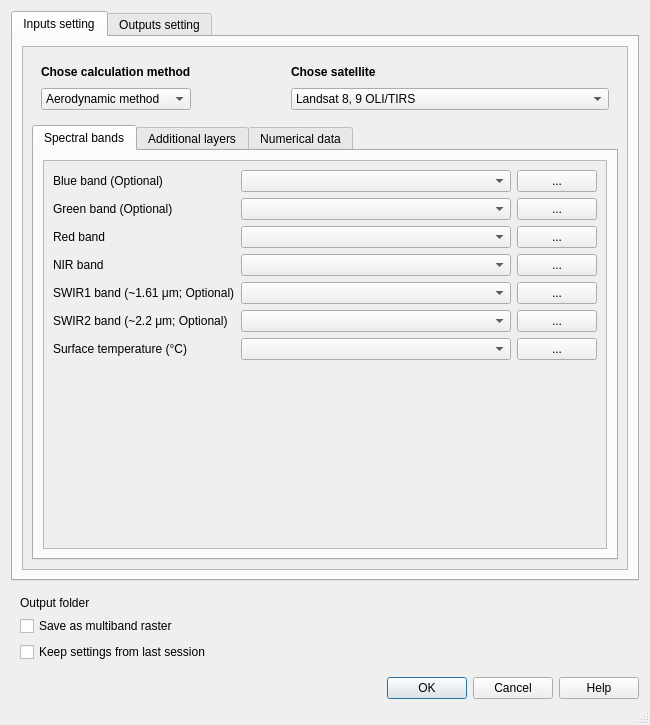
Old version of the form SEBCS_dialog_base.ui in the repository JakubBrom/SEBCS.
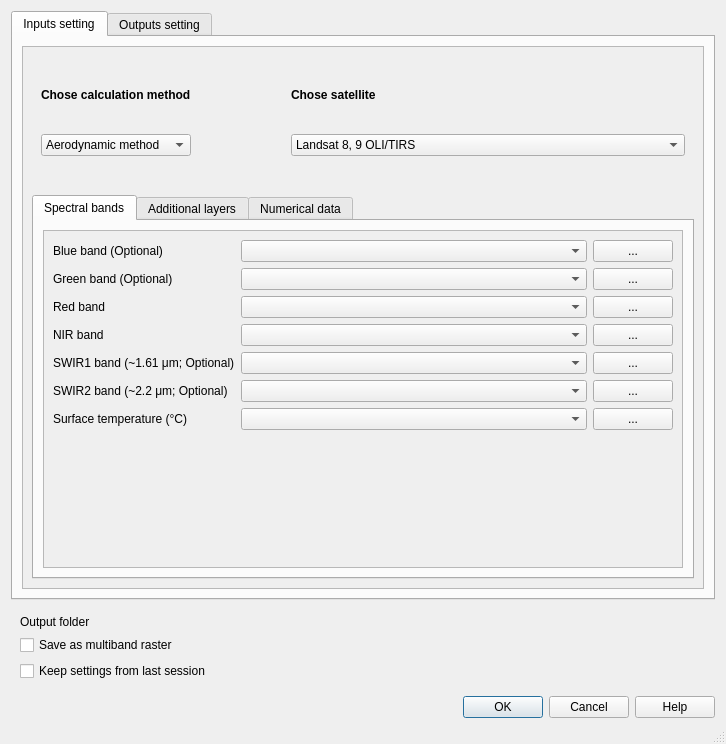
New version of the form. Icons and pictures are not drawn. Custom widgets are drawn as their Qt base class.

```diff
--- a/SEBCS_dialog_base.ui
+++ b/SEBCS_dialog_base.ui
@@ -12,12 +12,12 @@
    <rect>
     <x>0</x>
     <y>0</y>
-    <width>650</width>
-    <height>725</height>
+    <width>726</width>
+    <height>744</height>
    </rect>
   </property>
   <property name="sizePolicy">
-   <sizepolicy hsizetype="Preferred" vsizetype="Preferred">
+   <sizepolicy hsizetype="Preferred" vsizetype="Expanding">
     <horstretch>0</horstretch>
     <verstretch>0</verstretch>
    </sizepolicy>
@@ -99,6 +99,12 @@
           <property name="enabled">
            <bool>false</bool>
           </property>
+          <property name="sizePolicy">
+           <sizepolicy hsizetype="Expanding" vsizetype="Preferred">
+            <horstretch>0</horstretch>
+            <verstretch>0</verstretch>
+           </sizepolicy>
+          </property>
           <property name="dialogTitle">
            <string>Save a file</string>
           </property>
@@ -112,6 +118,12 @@
         </item>
         <item row="1" column="1">
          <widget class="QgsFileWidget" name="out_folder">
+          <property name="sizePolicy">
+           <sizepolicy hsizetype="Expanding" vsizetype="Preferred">
+            <horstretch>0</horstretch>
+            <verstretch>0</verstretch>
+           </sizepolicy>
+          </property>
           <property name="storageMode">
            <enum>QgsFileWidget::GetDirectory</enum>
           </property>
@@ -147,7 +159,7 @@
       <bool>true</bool>
      </property>
      <property name="sizePolicy">
-      <sizepolicy hsizetype="Expanding" vsizetype="Expanding">
+      <sizepolicy hsizetype="Preferred" vsizetype="Expanding">
        <horstretch>0</horstretch>
        <verstretch>0</verstretch>
       </sizepolicy>
@@ -178,7 +190,7 @@
        <item row="0" column="0">
         <widget class="QScrollArea" name="scrollArea_2">
          <property name="sizePolicy">
-          <sizepolicy hsizetype="Expanding" vsizetype="Expanding">
+          <sizepolicy hsizetype="Preferred" vsizetype="Expanding">
            <horstretch>0</horstretch>
            <verstretch>0</verstretch>
           </sizepolicy>
@@ -191,8 +203,8 @@
            <rect>
             <x>0</x>
             <y>0</y>
-            <width>608</width>
-            <height>498</height>
+            <width>684</width>
+            <height>517</height>
            </rect>
           </property>
           <property name="sizePolicy">
@@ -210,7 +222,7 @@
              <item row="0" column="0">
               <widget class="QFrame" name="frame">
                <property name="sizePolicy">
-                <sizepolicy hsizetype="Expanding" vsizetype="Fixed">
+                <sizepolicy hsizetype="Preferred" vsizetype="Expanding">
                  <horstretch>0</horstretch>
                  <verstretch>0</verstretch>
                 </sizepolicy>
@@ -382,7 +394,7 @@
              <item row="2" column="0">
               <widget class="QTabWidget" name="tabWidget_2">
                <property name="sizePolicy">
-                <sizepolicy hsizetype="Expanding" vsizetype="Preferred">
+                <sizepolicy hsizetype="Preferred" vsizetype="Expanding">
                  <horstretch>0</horstretch>
                  <verstretch>0</verstretch>
                 </sizepolicy>
@@ -404,7 +416,7 @@
                  <item row="0" column="0">
                   <widget class="QScrollArea" name="scrollArea_4">
                    <property name="sizePolicy">
-                    <sizepolicy hsizetype="Expanding" vsizetype="Preferred">
+                    <sizepolicy hsizetype="Preferred" vsizetype="Preferred">
                      <horstretch>0</horstretch>
                      <verstretch>0</verstretch>
                     </sizepolicy>
@@ -417,8 +429,8 @@
                      <rect>
                       <x>0</x>
                       <y>0</y>
-                      <width>564</width>
-                      <height>341</height>
+                      <width>640</width>
+                      <height>360</height>
                      </rect>
                     </property>
                     <layout class="QGridLayout" name="gridLayout_4">
@@ -427,7 +439,7 @@
                        <item row="4" column="2">
                         <widget class="QPushButton" name="b_swir1">
                          <property name="sizePolicy">
-                          <sizepolicy hsizetype="Minimum" vsizetype="Fixed">
+                          <sizepolicy hsizetype="Fixed" vsizetype="Fixed">
                            <horstretch>0</horstretch>
                            <verstretch>0</verstretch>
                           </sizepolicy>
@@ -443,7 +455,7 @@
                        <item row="5" column="2">
                         <widget class="QPushButton" name="b_swir2">
                          <property name="sizePolicy">
-                          <sizepolicy hsizetype="Minimum" vsizetype="Fixed">
+                          <sizepolicy hsizetype="Fixed" vsizetype="Fixed">
                            <horstretch>0</horstretch>
                            <verstretch>0</verstretch>
                           </sizepolicy>
@@ -459,7 +471,7 @@
                        <item row="2" column="2">
                         <widget class="QPushButton" name="b_red">
                          <property name="sizePolicy">
-                          <sizepolicy hsizetype="Minimum" vsizetype="Fixed">
+                          <sizepolicy hsizetype="Fixed" vsizetype="Fixed">
                            <horstretch>0</horstretch>
                            <verstretch>0</verstretch>
                           </sizepolicy>
@@ -494,6 +506,12 @@
                        </item>
                        <item row="6" column="2">
                         <widget class="QPushButton" name="b_ts_layer">
+                         <property name="sizePolicy">
+                          <sizepolicy hsizetype="Fixed" vsizetype="Fixed">
+                           <horstretch>0</horstretch>
+                           <verstretch>0</verstretch>
+                          </sizepolicy>
+                         </property>
                          <property name="text">
                           <string>...</string>
                          </property>
@@ -502,7 +520,7 @@
                        <item row="1" column="2">
                         <widget class="QPushButton" name="b_green">
                          <property name="sizePolicy">
-                          <sizepolicy hsizetype="Minimum" vsizetype="Fixed">
+                          <sizepolicy hsizetype="Fixed" vsizetype="Fixed">
                            <horstretch>0</horstretch>
                            <verstretch>0</verstretch>
                           </sizepolicy>
@@ -518,7 +536,7 @@
                        <item row="0" column="2">
                         <widget class="QPushButton" name="b_blue">
                          <property name="sizePolicy">
-                          <sizepolicy hsizetype="Minimum" vsizetype="Fixed">
+                          <sizepolicy hsizetype="Fixed" vsizetype="Fixed">
                            <horstretch>0</horstretch>
                            <verstretch>0</verstretch>
                           </sizepolicy>
@@ -660,7 +678,20 @@
                         </widget>
                        </item>
                        <item row="6" column="1">
-                        <widget class="QgsMapLayerComboBox" name="cb_ts_layer"/>
+                        <widget class="QgsMapLayerComboBox" name="cb_ts_layer">
+                         <property name="sizePolicy">
+                          <sizepolicy hsizetype="Expanding" vsizetype="Fixed">
+                           <horstretch>0</horstretch>
+                           <verstretch>0</verstretch>
+                          </sizepolicy>
+                         </property>
+                         <property name="minimumSize">
+                          <size>
+                           <width>0</width>
+                           <height>0</height>
+                          </size>
+                         </property>
+                        </widget>
                        </item>
                        <item row="4" column="0">
                         <widget class="QLabel" name="label_7">
```
Left out of the diff: 916 changed lines with no effect on the pictures.
